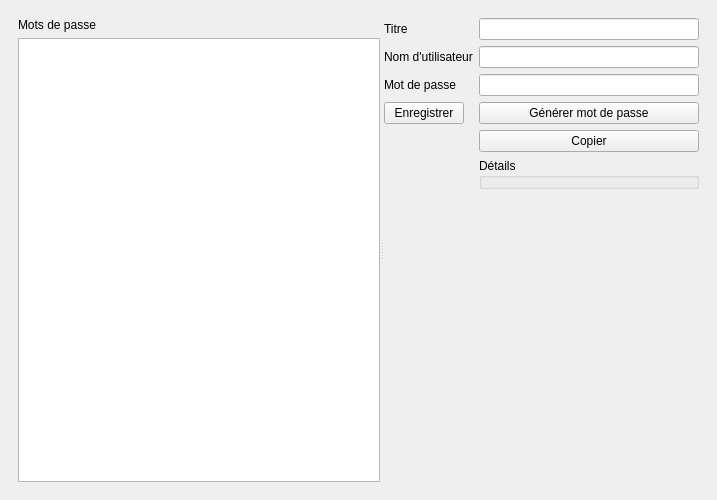
This is ui/mainwindow.ui in llauret-iut90/BeretPass as Qt 5 draws it before an edit. The edited form follows.
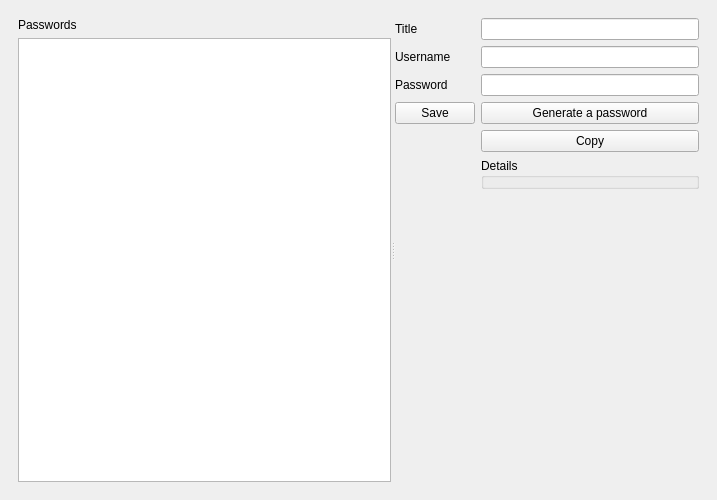
This is the edited form. Icons and pictures are not drawn.

```diff
--- a/ui/mainwindow.ui
+++ b/ui/mainwindow.ui
@@ -153,7 +153,7 @@
             <item>
              <widget class="QLabel" name="passwordsLabel">
               <property name="text">
-               <string>Mots de passe</string>
+               <string>Passwords</string>
               </property>
              </widget>
             </item>
@@ -167,7 +167,7 @@
             <item row="0" column="0">
              <widget class="QLabel" name="titleAddItemLabel">
               <property name="text">
-               <string>Titre</string>
+               <string>Title</string>
               </property>
              </widget>
             </item>
@@ -177,7 +177,7 @@
             <item row="1" column="0">
              <widget class="QLabel" name="usernameAddItemLabel">
               <property name="text">
-               <string>Nom d'utilisateur</string>
+               <string>Username</string>
               </property>
              </widget>
             </item>
@@ -187,7 +187,7 @@
             <item row="2" column="0">
              <widget class="QLabel" name="passwordAddItemLabel">
               <property name="text">
-               <string>Mot de passe</string>
+               <string>Password</string>
               </property>
              </widget>
             </item>
@@ -201,14 +201,14 @@
             <item row="3" column="0">
              <widget class="QPushButton" name="AddItem">
               <property name="text">
-               <string>Enregistrer</string>
+               <string>Save</string>
               </property>
              </widget>
             </item>
             <item row="3" column="1">
              <widget class="QPushButton" name="passwordGenerator">
               <property name="text">
-               <string>Générer mot de passe</string>
+               <string>Generate a password</string>
               </property>
              </widget>
             </item>
@@ -222,7 +222,7 @@
             <item row="4" column="1">
              <widget class="QPushButton" name="copyPassword">
               <property name="text">
-               <string>Copier</string>
+               <string>Copy</string>
               </property>
              </widget>
             </item>
@@ -236,7 +236,7 @@
             <item row="5" column="1">
              <widget class="QGroupBox" name="groupBox_2">
               <property name="title">
-               <string>Détails</string>
+               <string>Details</string>
               </property>
              </widget>
             </item>
```
Left out of the diff: 2 changed lines with no effect on the pictures.
